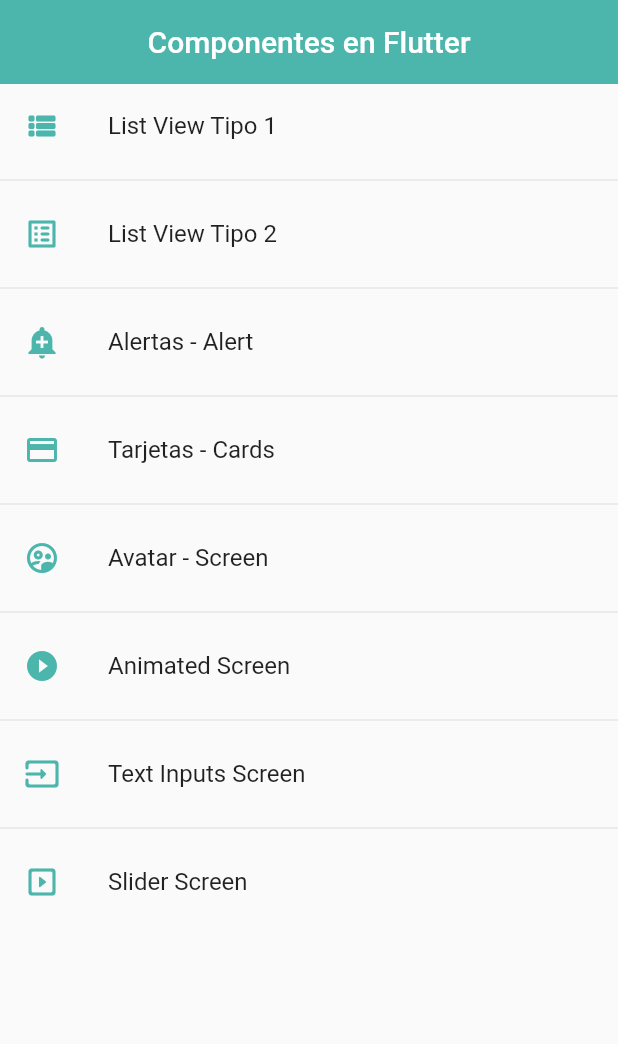
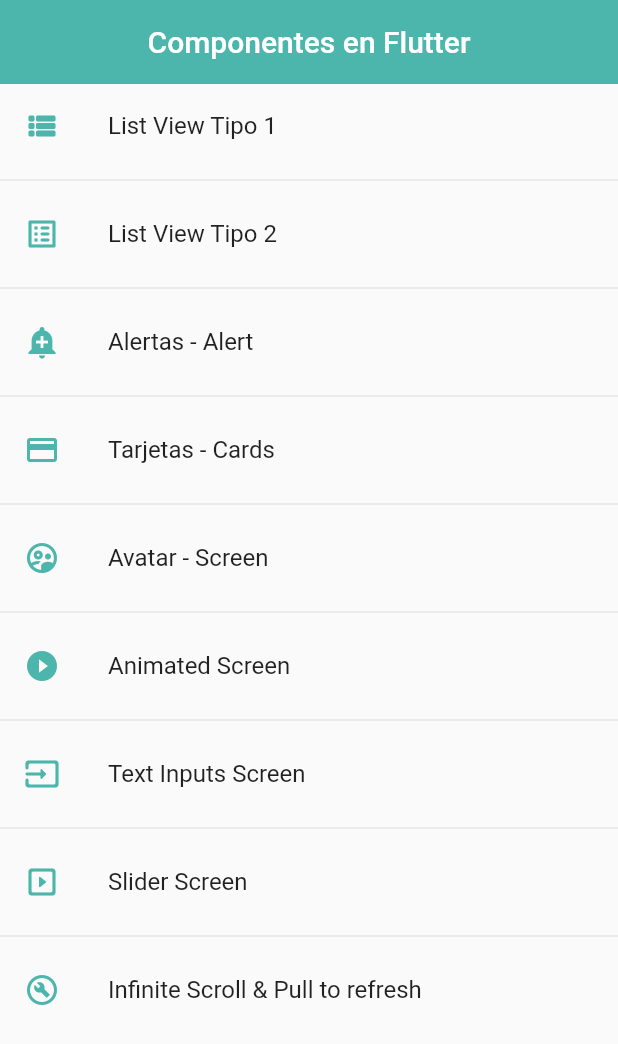
Before and after one commit to rubensf27/formacion_flutter, a Flutter app: the screen it shows after launch, on a phone screen of 412 x 824 dp. Shown: the top 1044 px of the screen. Run offline on Flutter 3.47's test engine with Material 2 defaults, Android fonts, the phone set to English and light mode, and no system bars.

Commit message:
Crear un ListView Builder que carga imágenes bajo demanda conforme se van cargando, se quita el padding superior e inferior de la pantalla global con la clase o widget MediaQuery.removePadding

```diff
--- a/lib/router/app_routes.dart
+++ b/lib/router/app_routes.dart
@@ -45,6 +45,11 @@ class AppRoutes {
         icon: Icons.slideshow_rounded,
         name: 'Slider Screen',
         screen: const SliderScreen()),
+    MenuOption(
+        route: 'listviewbuilder',
+        icon: Icons.build_circle_outlined,
+        name: 'Infinite Scroll & Pull to refresh',
+        screen: const ListviewBuilderScreen()),
   ];
 
   // static Map<String, Widget Function(BuildContext)> routes = {
--- a/lib/screens/screens.dart
+++ b/lib/screens/screens.dart
@@ -5,6 +5,7 @@ export 'package:fl_components/screens/avatar_screen.dart';
 export 'package:fl_components/screens/card_screen.dart';
 export 'package:fl_components/screens/home_screen.dart';
 export 'package:fl_components/screens/inputs_screen.dart';
+export 'package:fl_components/screens/listview_builder_screen.dart';
 export 'package:fl_components/screens/listview1_screen.dart';
 export 'package:fl_components/screens/listview2_screen.dart';
 export 'package:fl_components/screens/slider_screen.dart';
```
Also changed, not shown: lib/screens/listview_builder_screen.dart (added, +30 -0 lines).
